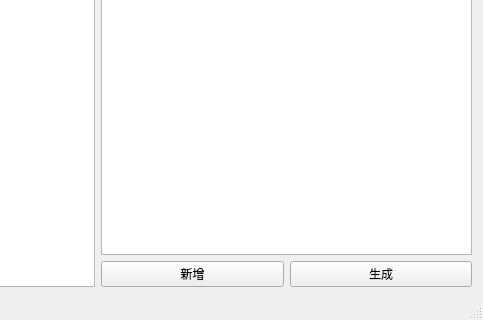
Old version of the form mainwindow.ui in the repository yixuehan/HsSqlPatchConvert; both pictures show x 287 to 770 and y 151 to 471 of the 770 by 471 pixel window.
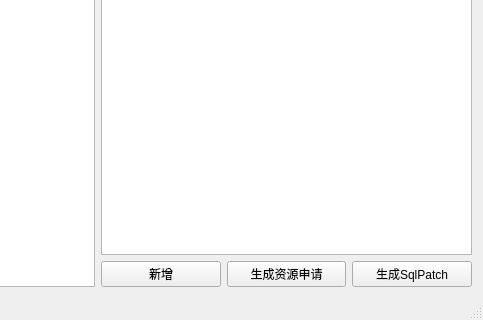
New version of the form.

```diff
--- a/mainwindow.ui
+++ b/mainwindow.ui
@@ -64,10 +64,17 @@
           </property>
          </widget>
         </item>
+        <item>
+         <widget class="QPushButton" name="genSource">
+          <property name="text">
+           <string>生成资源申请</string>
+          </property>
+         </widget>
+        </item>
         <item>
          <widget class="QPushButton" name="genSqlPatch">
           <property name="text">
-           <string>生成</string>
+           <string>生成SqlPatch</string>
           </property>
          </widget>
         </item>
```
